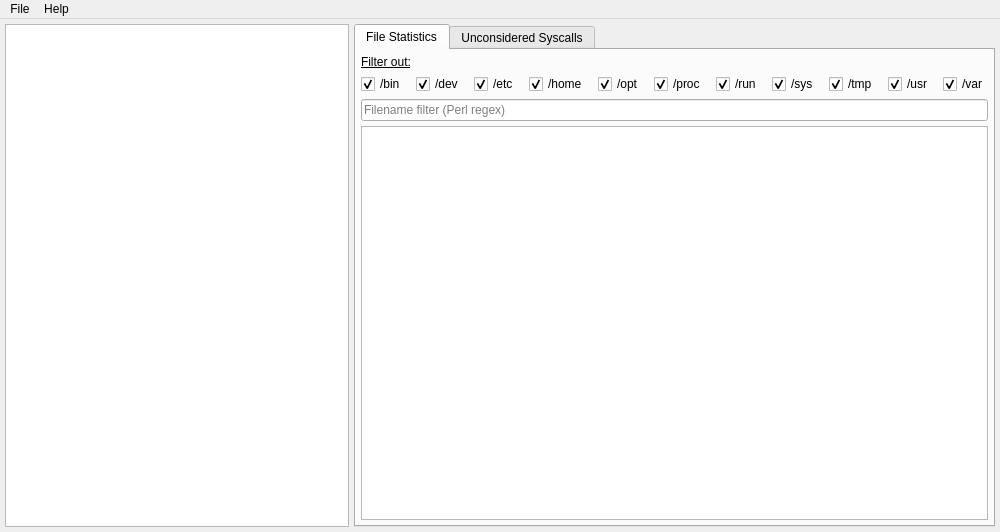
Qt form iotracegui/view/ui_main_window.ui (nicolasgross/iotrace-gui) before a commit.
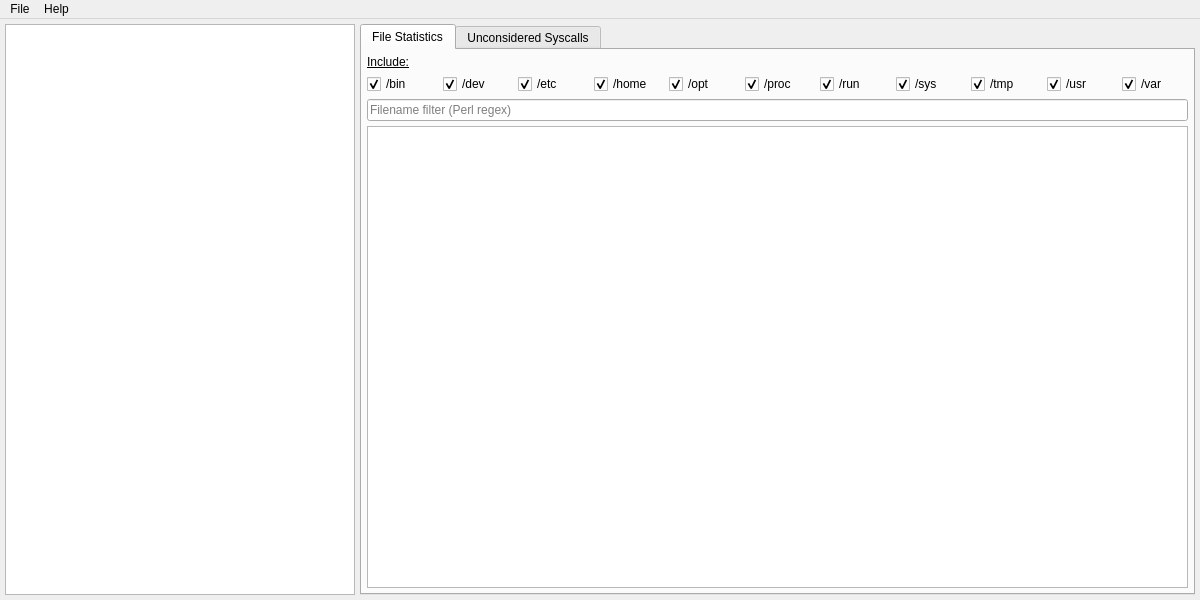
The same form after that commit.

Commit message: Use TreeView instead of ListView for procs

Patch:
```diff
--- a/iotracegui/view/ui_main_window.ui
+++ b/iotracegui/view/ui_main_window.ui
@@ -6,13 +6,13 @@
    <rect>
     <x>0</x>
     <y>0</y>
-    <width>1000</width>
-    <height>532</height>
+    <width>1200</width>
+    <height>600</height>
    </rect>
   </property>
   <property name="minimumSize">
    <size>
-    <width>1000</width>
+    <width>1200</width>
     <height>300</height>
    </size>
   </property>
@@ -43,10 +43,16 @@
      <number>5</number>
     </property>
     <item>
-     <widget class="QListView" name="processesListView">
+     <widget class="QTreeView" name="processesTreeView">
       <property name="enabled">
        <bool>true</bool>
       </property>
+      <property name="minimumSize">
+       <size>
+        <width>300</width>
+        <height>0</height>
+       </size>
+      </property>
       <property name="maximumSize">
        <size>
         <width>350</width>
@@ -56,6 +62,9 @@
       <property name="contextMenuPolicy">
        <enum>Qt::ActionsContextMenu</enum>
       </property>
+      <property name="horizontalScrollBarPolicy">
+       <enum>Qt::ScrollBarAsNeeded</enum>
+      </property>
       <property name="selectionMode">
        <enum>QAbstractItemView::ExtendedSelection</enum>
       </property>
@@ -89,7 +98,7 @@
         <item>
          <widget class="QLabel" name="label">
           <property name="text">
-           <string>&lt;u&gt;Filter out:&lt;/u&gt;</string>
+           <string>&lt;u&gt;Include:&lt;/u&gt;</string>
           </property>
          </widget>
         </item>
@@ -271,7 +280,7 @@
     <rect>
      <x>0</x>
      <y>0</y>
-     <width>1000</width>
+     <width>1200</width>
      <height>32</height>
     </rect>
    </property>
```
The commit also changes 7 other files.
